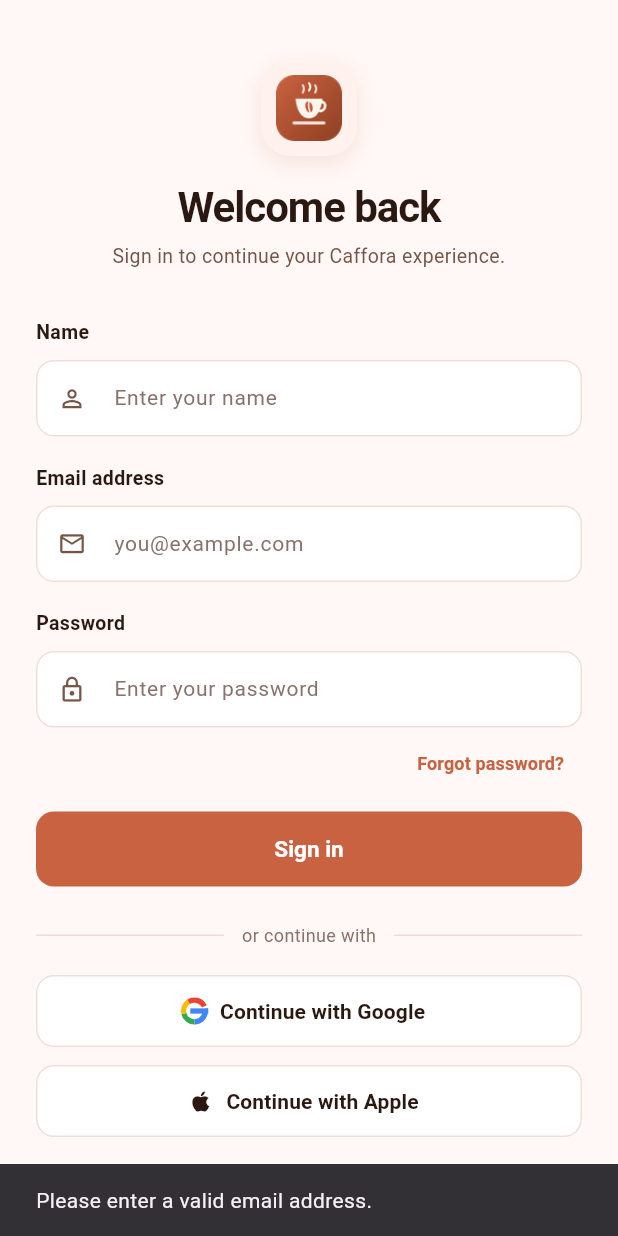
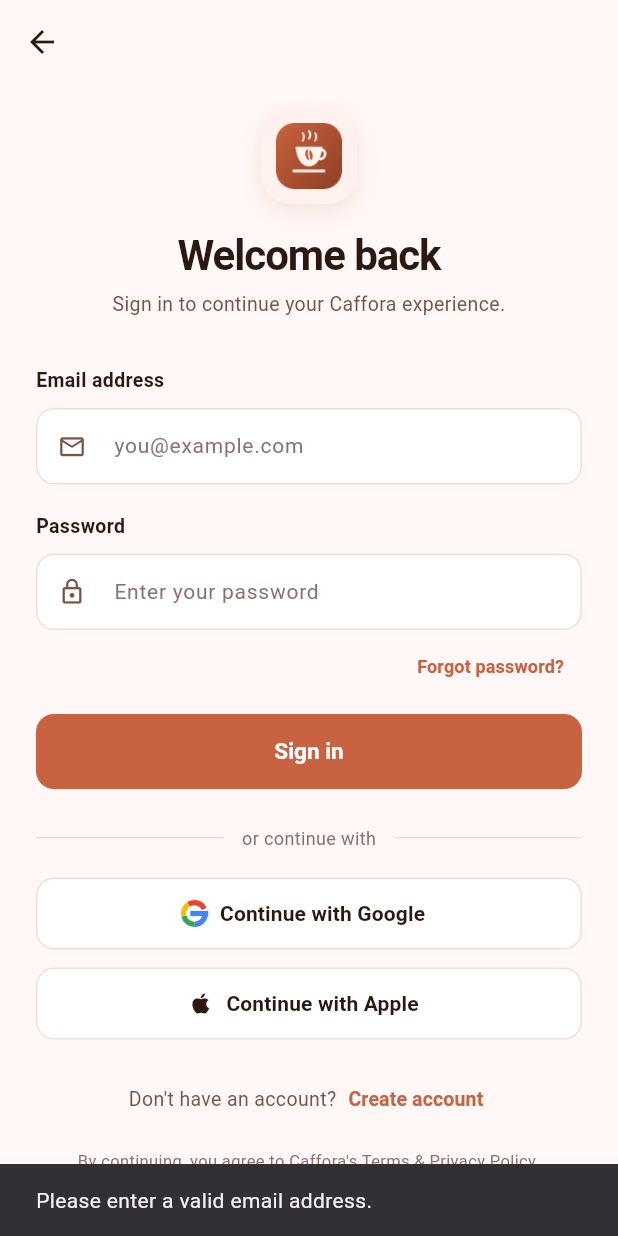
Before and after one commit to Abishani/CafforaMobileApp, a Flutter app: the LoginPage screen opened by its route, after a tap on "Sign in", on a phone screen of 412 x 824 dp. Run offline on Flutter 3.47's test engine with Material 3 defaults, Android fonts, the phone set to English and light mode, and no system bars; our stand-ins replace qr_flutter, supabase_flutter; missing offline and left inert: mobile_scanner; accounts and stored records are empty; Roboto replaces fonts that are missing (Plus Jakarta Sans).

Commit message:
feat: remove name field from login and add functional create account toggle

```diff
--- a/lib/features/auth/presentation/pages/login_page.dart
+++ b/lib/features/auth/presentation/pages/login_page.dart
@@ -5,7 +5,9 @@
 import '../widgets/login_components.dart';
 
 class LoginPage extends StatefulWidget {
-  const LoginPage({super.key});
+  const LoginPage({super.key, this.initialCreateAccount = false});
+
+  final bool initialCreateAccount;
 
   @override
   State<LoginPage> createState() => _LoginPageState();
@@ -15,6 +17,13 @@
   final _nameController = TextEditingController();
   final _emailController = TextEditingController();
   final _passwordController = TextEditingController();
+  late bool _isCreateAccount;
+
+  @override
+  void initState() {
+    super.initState();
+    _isCreateAccount = widget.initialCreateAccount;
+  }
 
   @override
   void dispose() {
@@ -27,18 +36,44 @@
   Future<void> _submit() async {
     FocusScope.of(context).unfocus();
     final auth = AuthScope.of(context);
-    var name = _nameController.text.trim();
-    var email = _emailController.text.trim();
+    final email = _emailController.text.trim();
     final password = _passwordController.text;
 
-    // Gracefully handle if email was entered into the first field by an automated test
-    if (email.isEmpty && name.contains('@')) {
-      email = name;
-      name = '';
+    if (_isCreateAccount) {
+      final name = _nameController.text.trim();
+      if (name.isEmpty) {
+        ScaffoldMessenger.of(context).showSnackBar(
+          const SnackBar(
+            content: Text('Please enter your name'),
+            duration: Duration(milliseconds: 1200),
+          ),
+        );
+        return;
       }
-
+      final error = await auth.signUp(
+        name: name,
+        email: email,
+        password: password,
+      );
+      if (!mounted) return;
+      if (error != null) {
+        ScaffoldMessenger.of(context).showSnackBar(
+          SnackBar(
+            content: Text(error),
+            duration: const Duration(milliseconds: 1200),
+          ),
+        );
+        return;
+      }
+      ScaffoldMessenger.of(context).showSnackBar(
+        const SnackBar(
+          content: Text('Account created successfully!'),
+          duration: Duration(milliseconds: 1200),
+        ),
+      );
+      Navigator.of(context).pushReplacementNamed('/profile');
+    } else {
       final error = await auth.signIn(
-      name: name.isNotEmpty ? name : null,
         email: email,
         password: password,
       );
@@ -55,29 +90,53 @@
       Navigator.of(context)
           .pushReplacementNamed(auth.isAdmin ? '/admin' : '/profile');
     }
+  }
 
   @override
   Widget build(BuildContext context) {
     final palette = context.appColors;
     return Scaffold(
       backgroundColor: palette.background,
+      appBar: AppBar(
+        backgroundColor: Colors.transparent,
+        elevation: 0,
+        surfaceTintColor: Colors.transparent,
+        leading: IconButton(
+          icon: Icon(Icons.arrow_back, color: palette.ink),
+          onPressed: () {
+            if (Navigator.of(context).canPop()) {
+              Navigator.of(context).pop();
+            } else {
+              Navigator.of(context).pushReplacementNamed('/');
+            }
+          },
+          tooltip: 'Back',
+        ),
+      ),
       body: SafeArea(
         child: SingleChildScrollView(
-          padding: const EdgeInsets.fromLTRB(24, 40, 24, 32),
+          padding: const EdgeInsets.fromLTRB(24, 16, 24, 32),
           child: Center(
             child: ConstrainedBox(
               constraints: const BoxConstraints(maxWidth: 420),
               child: Column(
                 children: [
-                  const LoginBrand(),
+                  LoginBrand(
+                    title: _isCreateAccount ? 'Create account' : 'Welcome back',
+                    subtitle: _isCreateAccount
+                        ? 'Join Caffora and start ordering today.'
+                        : 'Sign in to continue your Caffora experience.',
+                  ),
                   const SizedBox(height: 32),
+                  if (_isCreateAccount) ...[
                     LoginField(
-                    label: 'Name',
+                      label: 'Full Name',
                       hint: 'Enter your name',
                       icon: Icons.person_outline,
                       controller: _nameController,
                     ),
                     const SizedBox(height: 18),
+                  ],
                   LoginField(
                     label: 'Email address',
                     hint: 'you@example.com',
@@ -87,11 +146,14 @@
                   const SizedBox(height: 18),
                   LoginField(
                     label: 'Password',
-                    hint: 'Enter your password',
+                    hint: _isCreateAccount
+                        ? 'Create a password'
+                        : 'Enter your password',
                     icon: Icons.lock_outline,
                     obscureText: true,
                     controller: _passwordController,
                   ),
+                  if (!_isCreateAccount) ...[
                     Align(
                       alignment: Alignment.centerRight,
                       child: TextButton(
@@ -107,6 +169,8 @@
                       ),
                     ),
                     const SizedBox(height: 8),
+                  ] else
+                    const SizedBox(height: 24),
                   SizedBox(
                     width: double.infinity,
                     height: 50,
@@ -123,7 +187,7 @@
                           fontWeight: FontWeight.w600,
                         ),
                       ),
-                      child: const Text('Sign in'),
+                      child: Text(_isCreateAccount ? 'Create account' : 'Sign in'),
                     ),
                   ),
                   const SizedBox(height: 24),
@@ -160,18 +224,30 @@
                     onPressed: () {},
                   ),
                   const SizedBox(height: 28),
-                  Wrap(
-                    alignment: WrapAlignment.center,
-                    crossAxisAlignment: WrapCrossAlignment.center,
+                  Row(
+                    mainAxisAlignment: MainAxisAlignment.center,
                     children: [
                       Text(
-                        "Don't have an account?",
+                        _isCreateAccount
+                            ? 'Already have an account?'
+                            : "Don't have an account?",
                         style: TextStyle(color: palette.body, fontSize: 13),
                       ),
+                      const SizedBox(width: 4),
                       TextButton(
-                        onPressed: () {},
+                        onPressed: () {
+                          setState(() {
+                            _isCreateAccount = !_isCreateAccount;
+                          });
+                        },
+                        style: TextButton.styleFrom(
+                          padding: const EdgeInsets.symmetric(
+                              horizontal: 4, vertical: 2),
+                          minimumSize: Size.zero,
+                          tapTargetSize: MaterialTapTargetSize.shrinkWrap,
+                        ),
                         child: Text(
-                          'Create account',
+                          _isCreateAccount ? 'Sign in' : 'Create account',
                           style: TextStyle(
                             color: palette.accentDark,
                             fontSize: 13,
--- a/lib/features/auth/presentation/widgets/login_components.dart
+++ b/lib/features/auth/presentation/widgets/login_components.dart
@@ -4,7 +4,14 @@
 import '../../../../core/theme/app_theme.dart';
 
 class LoginBrand extends StatelessWidget {
-  const LoginBrand({super.key});
+  const LoginBrand({
+    super.key,
+    this.title = 'Welcome back',
+    this.subtitle = 'Sign in to continue your Caffora experience.',
+  });
+
+  final String title;
+  final String subtitle;
 
   @override
   Widget build(BuildContext context) {
@@ -30,7 +37,7 @@
         ),
         const SizedBox(height: 16),
         Text(
-          'Welcome back',
+          title,
           textAlign: TextAlign.center,
           style: TextStyle(
             color: palette.ink,
@@ -42,7 +49,7 @@
         ),
         const SizedBox(height: 6),
         Text(
-          'Sign in to continue your Caffora experience.',
+          subtitle,
           textAlign: TextAlign.center,
           style: TextStyle(
             color: palette.body,
```
Also changed, not shown: lib/core/auth/auth_controller.dart (+60 -0 lines). Lines whose indentation alone changed are shown as unchanged.
